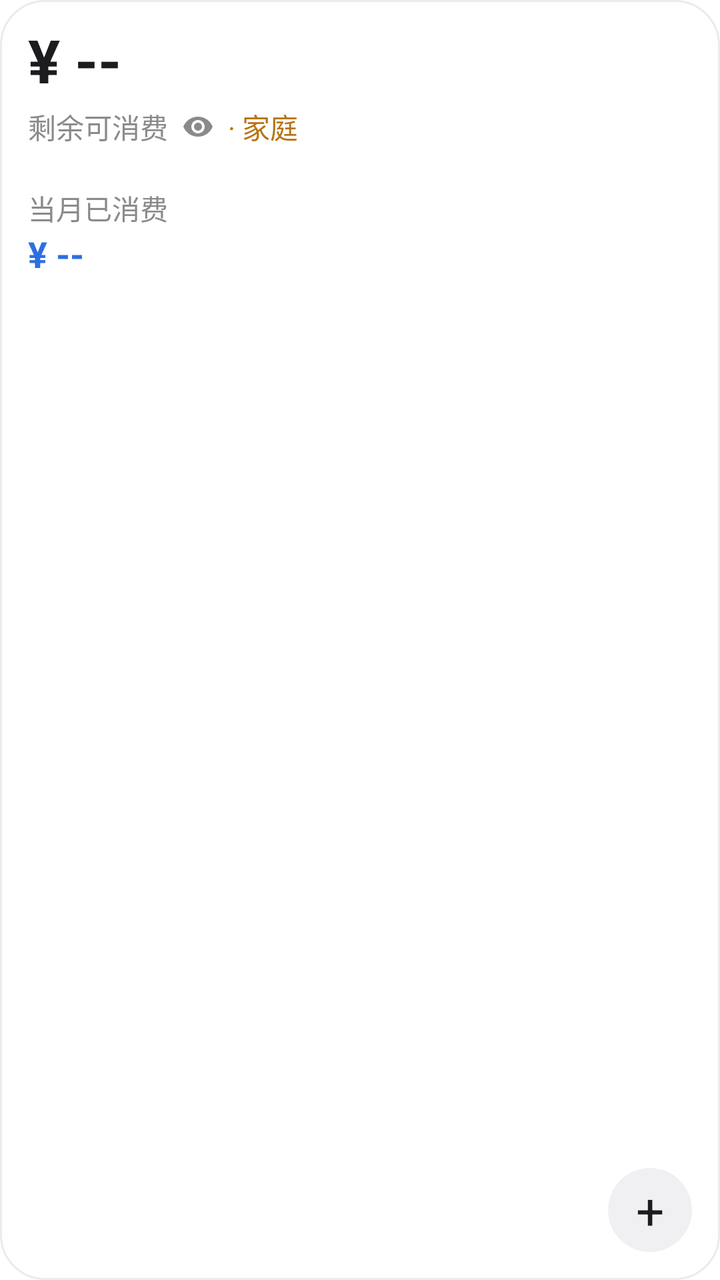
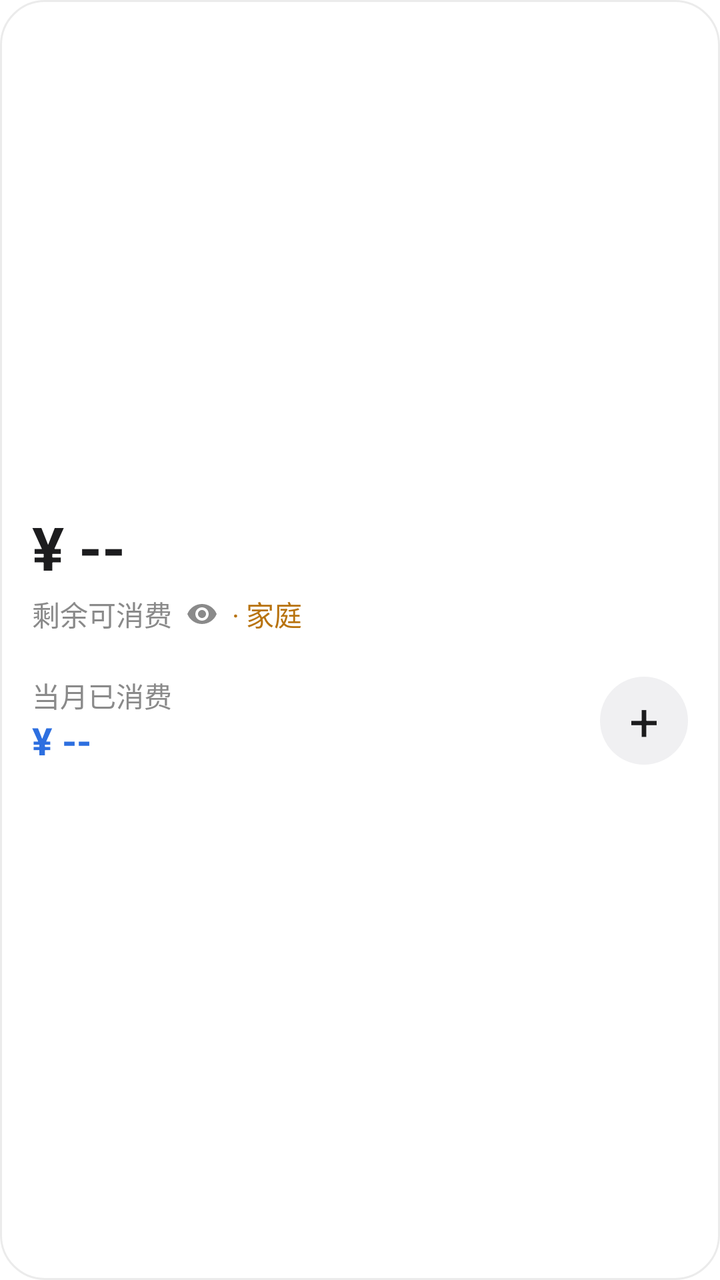

Compare the two renders of this Android layout. The source of the first and the diff that turns it into the second are given below.
<!-- AndroidManifest.xml: fallback theme Theme.MaterialComponents.DayNight.NoActionBar -->
<!-- res/layout/widget_finance_small.xml -->
<?xml version="1.0" encoding="utf-8"?>
<RelativeLayout xmlns:android="http://schemas.android.com/apk/res/android"
    android:id="@+id/widget_root"
    android:layout_width="match_parent"
    android:layout_height="match_parent"
    android:background="@drawable/widget_background"
    android:padding="14dp">

    
    <TextView
        android:id="@+id/widget_consumable"
        android:layout_width="match_parent"
        android:layout_height="wrap_content"
        android:layout_alignParentTop="true"
        android:autoSizeTextType="uniform"
        android:autoSizeMinTextSize="18sp"
        android:autoSizeMaxTextSize="44sp"
        android:autoSizeStepGranularity="1sp"
        android:ellipsize="end"
        android:includeFontPadding="false"
        android:maxLines="1"
        android:text="¥ --"
        android:textColor="@color/widget_value"
        android:textSize="30sp"
        android:textStyle="bold" />

    
    <LinearLayout
        android:id="@+id/widget_label_row"
        android:layout_width="match_parent"
        android:layout_height="wrap_content"
        android:layout_below="@id/widget_consumable"
        android:layout_marginTop="4dp"
        android:gravity="center_vertical"
        android:orientation="horizontal">

        <TextView
            android:layout_width="wrap_content"
            android:layout_height="wrap_content"
            android:text="剩余可消费"
            android:textColor="@color/widget_label"
            android:textSize="14sp" />

        <ImageView
            android:id="@+id/widget_eye"
            android:layout_width="16dp"
            android:layout_height="16dp"
            android:layout_marginStart="7dp"
            android:contentDescription="隐藏金额"
            android:src="@drawable/widget_eye" />

        <TextView
            android:id="@+id/widget_scope"
            android:layout_width="wrap_content"
            android:layout_height="wrap_content"
            android:layout_marginStart="7dp"
            android:text="· 家庭"
            android:textColor="@color/widget_accent"
            android:textSize="14sp" />
    </LinearLayout>

    
    <LinearLayout
        android:layout_width="match_parent"
        android:layout_height="wrap_content"
        android:layout_below="@id/widget_label_row"
        android:layout_marginTop="20dp"
        android:layout_marginEnd="52dp"
        android:orientation="vertical">

        <TextView
            android:layout_width="wrap_content"
            android:layout_height="wrap_content"
            android:text="当月已消费"
            android:textColor="@color/widget_label"
            android:textSize="14sp" />

        <TextView
            android:id="@+id/widget_spent"
            android:layout_width="match_parent"
            android:layout_height="wrap_content"
            android:layout_marginTop="3dp"
            android:ellipsize="end"
            android:includeFontPadding="false"
            android:maxLines="1"
            android:text="¥ --"
            android:textColor="@color/widget_spent_value"
            android:textSize="18sp"
            android:textStyle="bold" />
    </LinearLayout>

    
    <TextView
        android:id="@+id/widget_add"
        android:layout_width="42dp"
        android:layout_height="42dp"
        android:layout_alignParentBottom="true"
        android:layout_alignParentEnd="true"
        android:background="@drawable/widget_add_btn"
        android:gravity="center"
        android:text="+"
        android:textColor="@color/widget_add_fg"
        android:textSize="25sp" />
</RelativeLayout>
<!-- resources referenced by this layout -->
<resources>
  <color name="widget_accent">#FFB8730F</color>
  <color name="widget_add_fg">#FF1C1C1E</color>
  <color name="widget_label">#FF8A8A8A</color>
  <color name="widget_spent_value">#FF2D6FE0</color>
  <color name="widget_value">#FF1C1C1E</color>
  <!-- drawable widget_add_btn (drawable) -->
  <?xml version="1.0" encoding="utf-8"?>
  <shape xmlns:android="http://schemas.android.com/apk/res/android"
      android:shape="oval">
      <solid android:color="@color/widget_add_bg" />
  </shape>
  <!-- drawable widget_background (drawable) -->
  <?xml version="1.0" encoding="utf-8"?>
  <shape xmlns:android="http://schemas.android.com/apk/res/android"
      android:shape="rectangle">
      <solid android:color="@color/widget_bg" />
      <corners android:radius="22dp" />
      <stroke
          android:width="1dp"
          android:color="@color/widget_border" />
  </shape>
  <!-- drawable widget_eye (drawable) -->
  <?xml version="1.0" encoding="utf-8"?>
  <vector xmlns:android="http://schemas.android.com/apk/res/android"
      android:width="18dp"
      android:height="18dp"
      android:viewportWidth="24"
      android:viewportHeight="24">
      <path
          android:fillColor="@color/widget_label"
          android:pathData="M12,4.5C7,4.5 2.73,7.61 1,12c1.73,4.39 6,7.5 11,7.5s9.27,-3.11 11,-7.5c-1.73,-4.39 -6,-7.5 -11,-7.5zM12,17c-2.76,0 -5,-2.24 -5,-5s2.24,-5 5,-5 5,2.24 5,5 -2.24,5 -5,5zM12,9c-1.66,0 -3,1.34 -3,3s1.34,3 3,3 3,-1.34 3,-3 -1.34,-3 -3,-3z" />
  </vector>
  <color name="widget_add_bg">#FFF0F0F2</color>
  <color name="widget_bg">#FFFFFFFF</color>
  <color name="widget_border">#14000000</color>
</resources>

<!-- the commit's change to res/layout/widget_finance_small.xml (unified diff, before → after) -->
@@ -4,101 +4,110 @@
     android:layout_width="match_parent"
     android:layout_height="match_parent"
     android:background="@drawable/widget_background"
-    android:padding="14dp">
-
-    
-    <TextView
-        android:id="@+id/widget_consumable"
-        android:layout_width="match_parent"
-        android:layout_height="wrap_content"
-        android:layout_alignParentTop="true"
-        android:autoSizeTextType="uniform"
-        android:autoSizeMinTextSize="18sp"
-        android:autoSizeMaxTextSize="44sp"
-        android:autoSizeStepGranularity="1sp"
-        android:ellipsize="end"
-        android:includeFontPadding="false"
-        android:maxLines="1"
-        android:text="¥ --"
-        android:textColor="@color/widget_value"
-        android:textSize="30sp"
-        android:textStyle="bold" />
-
-    
-    <LinearLayout
-        android:id="@+id/widget_label_row"
-        android:layout_width="match_parent"
-        android:layout_height="wrap_content"
-        android:layout_below="@id/widget_consumable"
-        android:layout_marginTop="4dp"
-        android:gravity="center_vertical"
-        android:orientation="horizontal">
-
-        <TextView
-            android:layout_width="wrap_content"
-            android:layout_height="wrap_content"
-            android:text="剩余可消费"
-            android:textColor="@color/widget_label"
-            android:textSize="14sp" />
-
-        <ImageView
-            android:id="@+id/widget_eye"
-            android:layout_width="16dp"
-            android:layout_height="16dp"
-            android:layout_marginStart="7dp"
-            android:contentDescription="隐藏金额"
-            android:src="@drawable/widget_eye" />
-
-        <TextView
-            android:id="@+id/widget_scope"
-            android:layout_width="wrap_content"
-            android:layout_height="wrap_content"
-            android:layout_marginStart="7dp"
-            android:text="· 家庭"
-            android:textColor="@color/widget_accent"
-            android:textSize="14sp" />
-    </LinearLayout>
+    android:padding="16dp">
 
     
     <LinearLayout
         android:layout_width="match_parent"
         android:layout_height="wrap_content"
-        android:layout_below="@id/widget_label_row"
-        android:layout_marginTop="20dp"
-        android:layout_marginEnd="52dp"
+        android:layout_centerVertical="true"
         android:orientation="vertical">
 
+        
         <TextView
-            android:layout_width="wrap_content"
-            android:layout_height="wrap_content"
-            android:text="当月已消费"
-            android:textColor="@color/widget_label"
-            android:textSize="14sp" />
-
-        <TextView
-            android:id="@+id/widget_spent"
+            android:id="@+id/widget_consumable"
             android:layout_width="match_parent"
             android:layout_height="wrap_content"
-            android:layout_marginTop="3dp"
+            android:autoSizeTextType="uniform"
+            android:autoSizeMinTextSize="18sp"
+            android:autoSizeMaxTextSize="44sp"
+            android:autoSizeStepGranularity="1sp"
             android:ellipsize="end"
             android:includeFontPadding="false"
             android:maxLines="1"
             android:text="¥ --"
-            android:textColor="@color/widget_spent_value"
-            android:textSize="18sp"
+            android:textColor="@color/widget_value"
+            android:textSize="30sp"
             android:textStyle="bold" />
+
+        
+        <LinearLayout
+            android:layout_width="match_parent"
+            android:layout_height="wrap_content"
+            android:layout_marginTop="4dp"
+            android:gravity="center_vertical"
+            android:orientation="horizontal">
+
+            <TextView
+                android:layout_width="wrap_content"
+                android:layout_height="wrap_content"
+                android:text="剩余可消费"
+                android:textColor="@color/widget_label"
+                android:textSize="14sp" />
+
+            <ImageView
+                android:id="@+id/widget_eye"
+                android:layout_width="16dp"
+                android:layout_height="16dp"
+                android:layout_marginStart="7dp"
+                android:contentDescription="隐藏金额"
+                android:src="@drawable/widget_eye" />
+
+            <TextView
+                android:id="@+id/widget_scope"
+                android:layout_width="wrap_content"
+                android:layout_height="wrap_content"
+                android:layout_marginStart="7dp"
+                android:text="· 家庭"
+                android:textColor="@color/widget_accent"
+                android:textSize="14sp" />
+        </LinearLayout>
+
+        
+        <LinearLayout
+            android:layout_width="match_parent"
+            android:layout_height="wrap_content"
+            android:layout_marginTop="20dp"
+            android:gravity="bottom"
+            android:orientation="horizontal">
+
+            <LinearLayout
+                android:layout_width="0dp"
+                android:layout_height="wrap_content"
+                android:layout_weight="1"
+                android:orientation="vertical">
+
+                <TextView
+                    android:layout_width="wrap_content"
+                    android:layout_height="wrap_content"
+                    android:text="当月已消费"
+                    android:textColor="@color/widget_label"
+                    android:textSize="14sp" />
+
+                <TextView
+                    android:id="@+id/widget_spent"
+                    android:layout_width="match_parent"
+                    android:layout_height="wrap_content"
+                    android:layout_marginTop="2dp"
+                    android:ellipsize="end"
+                    android:includeFontPadding="false"
+                    android:maxLines="1"
+                    android:text="¥ --"
+                    android:textColor="@color/widget_spent_value"
+                    android:textSize="19sp"
+                    android:textStyle="bold" />
+            </LinearLayout>
+
+            <TextView
+                android:id="@+id/widget_add"
+                android:layout_width="44dp"
+                android:layout_height="44dp"
+                android:layout_marginStart="10dp"
+                android:background="@drawable/widget_add_btn"
+                android:gravity="center"
+                android:text="+"
+                android:textColor="@color/widget_add_fg"
+                android:textSize="26sp" />
+        </LinearLayout>
     </LinearLayout>
-
-    
-    <TextView
-        android:id="@+id/widget_add"
-        android:layout_width="42dp"
-        android:layout_height="42dp"
-        android:layout_alignParentBottom="true"
-        android:layout_alignParentEnd="true"
-        android:background="@drawable/widget_add_btn"
-        android:gravity="center"
-        android:text="+"
-        android:textColor="@color/widget_add_fg"
-        android:textSize="25sp" />
 </RelativeLayout>
